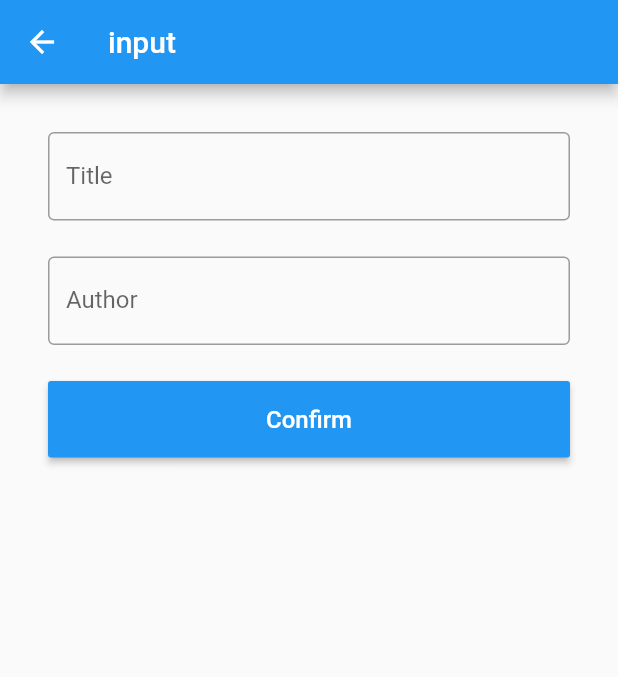
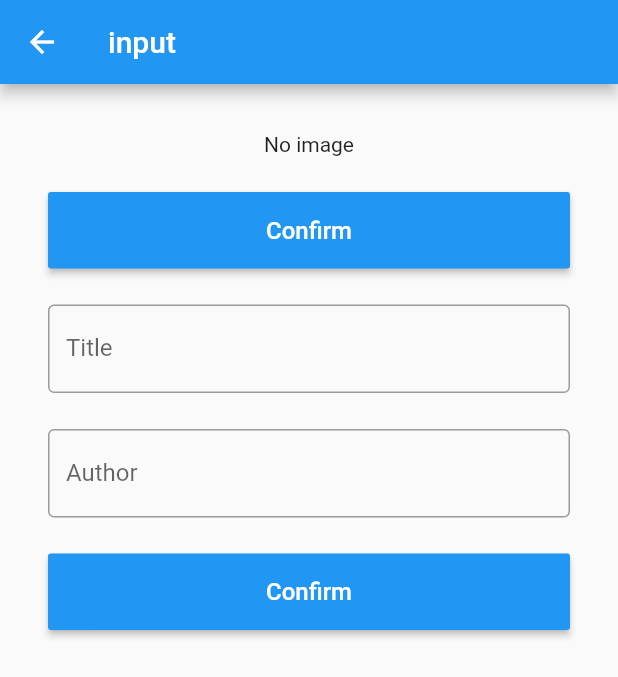
Before and after one commit to consomme/sample-board-flutter, a Flutter app: the InputScreen screen opened directly, after a tap on "Confirm", on a phone screen of 412 x 824 dp. Shown: the top 677 px of the screen. Run offline on Flutter 3.47's test engine with Material 2 defaults, Android fonts, the phone set to English and light mode, and no system bars; our stand-ins replace cloud_firestore, firebase_auth, google_sign_in, image_picker; accounts and stored records are empty.

Commit message:
add ImagePicker

```diff
--- a/lib/ui/input.dart
+++ b/lib/ui/input.dart
@@ -1,24 +1,33 @@
 import 'dart:async';
+import 'dart:io';
 
 import 'package:cloud_firestore/cloud_firestore.dart';
 import 'package:flutter/material.dart';
+import 'package:image_picker/image_picker.dart';
 
 class InputScreen extends StatefulWidget {
-
   @override
   State<StatefulWidget> createState() => new _InputScreenState();
 }
 
 class _InputScreenState extends State<InputScreen> {
-
   final titleController = new TextEditingController();
   final authorController = new TextEditingController();
 
+  File _image;
+
   Future<void> _send(String title, String author) async {
-    Firestore.instance.collection('posts').document()
-      .setData({
+    Firestore.instance.collection('posts').document().setData({
       'title': title,
       'author': author,
+    });
+  }
+
+  Future _getImage() async {
+    var image = await ImagePicker.pickImage(source: ImageSource.gallery);
+
+    setState(() {
+      _image = image;
     });
   }
 
@@ -35,10 +44,26 @@ class _InputScreenState extends State<InputScreen> {
       appBar: new AppBar(
         title: new Text("input"),
       ),
-      body: new Container(
+      body: new ListView(
         padding: const EdgeInsets.all(32.0),
-        child: new Column(
         children: <Widget>[
+          new Center(
+            child:
+                _image == null ? new Text('No image') : new Image.file(_image),
+          ),
+          const SizedBox(height: 24.0),
+          new ConstrainedBox(
+              constraints: const BoxConstraints(minWidth: double.infinity),
+              child: new RaisedButton(
+                  padding: const EdgeInsets.all(16.0),
+                  color: Colors.blue,
+                  textColor: Colors.white,
+                  child: new Text(
+                    'Confirm',
+                    style: new TextStyle(fontSize: 16.0),
+                  ),
+                  onPressed: () => _getImage())),
+          const SizedBox(height: 24.0),
           new TextField(
             controller: titleController,
             decoration: InputDecoration(
@@ -61,12 +86,13 @@ class _InputScreenState extends State<InputScreen> {
                   padding: const EdgeInsets.all(16.0),
                   color: Colors.blue,
                   textColor: Colors.white,
-                child: new Text('Confirm', style: new TextStyle(fontSize: 16.0),),
-                onPressed: () => _send(titleController.text, authorController.text)
-              )
-            )
+                  child: new Text(
+                    'Confirm',
+                    style: new TextStyle(fontSize: 16.0),
+                  ),
+                  onPressed: () =>
+                      _send(titleController.text, authorController.text)))
         ],
-        ),
       ),
     );
   }
--- a/pubspec.yaml
+++ b/pubspec.yaml
@@ -13,6 +13,8 @@ dependencies:
   firebase_auth: ^0.5.18
   google_sign_in: ^3.0.4
   cloud_firestore: ^0.7.4
+
+  image_picker: ^0.4.6
 
 dev_dependencies:
   flutter_test:
```
Lines whose indentation alone changed are shown as unchanged.
